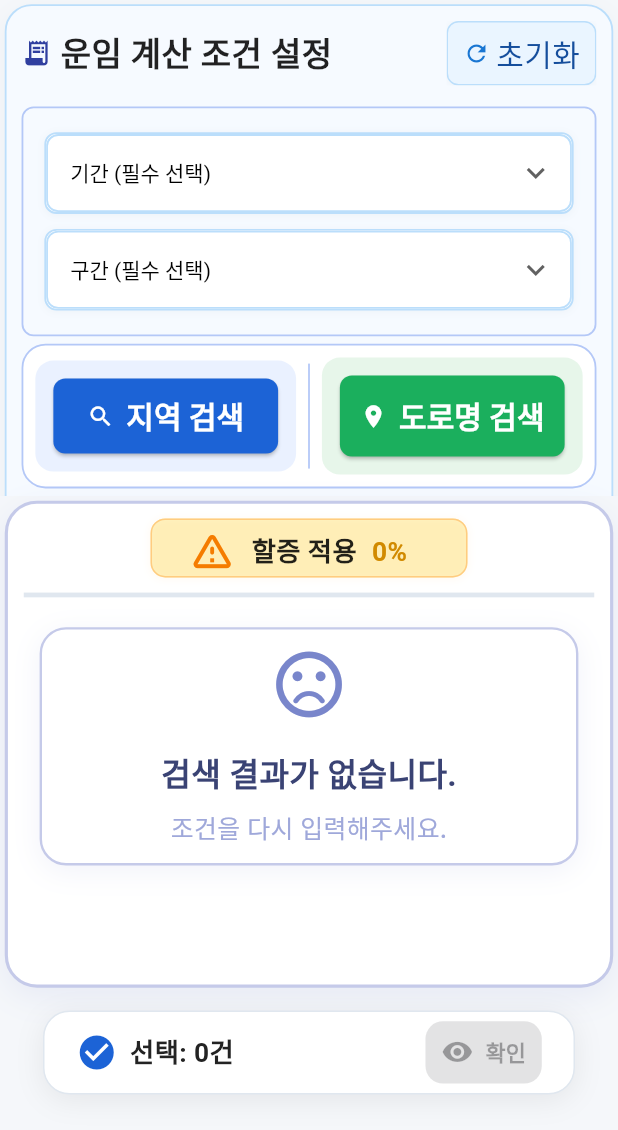
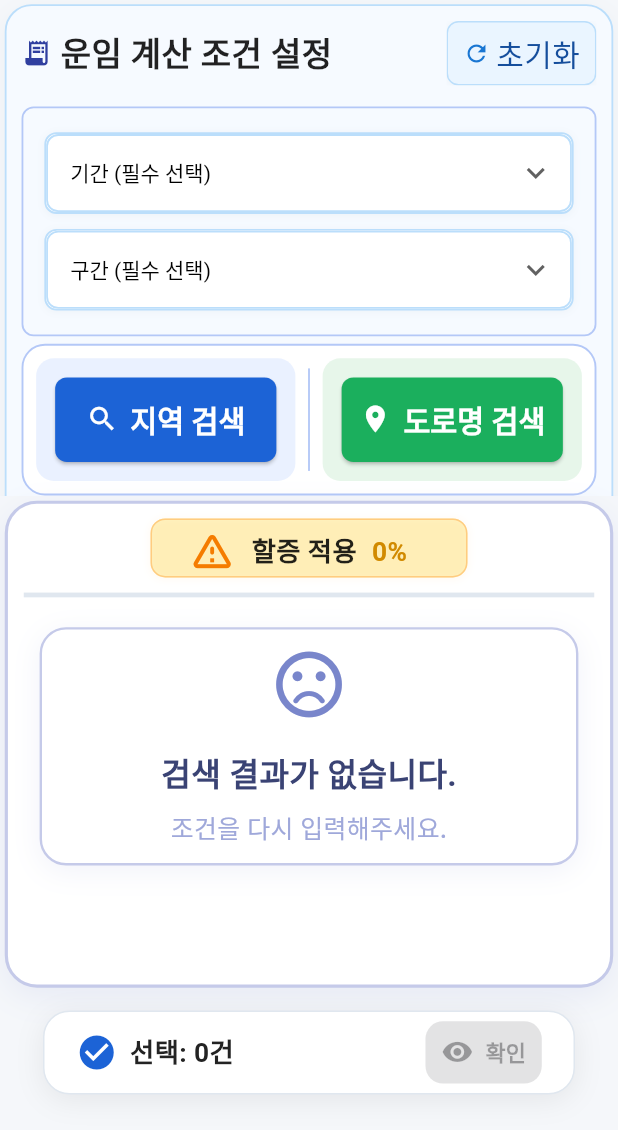
Before and after one commit to jang1231111/line-all-company, a Flutter app: the screen it shows after launch, on a phone screen of 412 x 824 dp, the part 106-1236 px from its top. Run offline on Flutter 3.47's test engine with Material 3 defaults, Android fonts, the phone set to English and light mode, and no system bars; our stand-ins replace dio, flutter_riverpod, flutter_screenutil, freezed_annotation, pretty_dio_logger.

Commit message:
🎨 SearchType, 폰트 크기 확대 및 반응형 처리

```diff
--- a/lib/features/condition/presentation/widgets/search_type_selector_row.dart
+++ b/lib/features/condition/presentation/widgets/search_type_selector_row.dart
@@ -1,5 +1,6 @@
 import 'package:flutter/material.dart';
 import 'package:flutter_riverpod/flutter_riverpod.dart';
+import 'package:flutter_screenutil/flutter_screenutil.dart';
 
 class SearchTypeSelectorRow extends ConsumerWidget {
   final VoidCallback onRegionSearch;
@@ -18,19 +19,19 @@ class SearchTypeSelectorRow extends ConsumerWidget {
         Container(
           decoration: BoxDecoration(
             color: Colors.white,
-            borderRadius: BorderRadius.circular(16),
-            border: Border.all(color: const Color(0xFFB4C8F7), width: 1.2),
+            borderRadius: BorderRadius.circular(16.r),
+            border: Border.all(color: const Color(0xFFB4C8F7), width: 1.2.w),
           ),
-          padding: const EdgeInsets.all(8),
+          padding: EdgeInsets.all(8.w),
           child: Row(
             children: [
               // 빠른 행선지 검색 카드
               Expanded(
                 child: Container(
-                  padding: const EdgeInsets.all(12),
+                  padding: EdgeInsets.all(12.w),
                   decoration: BoxDecoration(
                     color: const Color(0xFFEAF1FF),
-                    borderRadius: BorderRadius.circular(12),
+                    borderRadius: BorderRadius.circular(12.r),
                   ),
                   child: Column(
                     crossAxisAlignment: CrossAxisAlignment.start,
@@ -42,18 +43,18 @@ class SearchTypeSelectorRow extends ConsumerWidget {
                             backgroundColor: const Color(0xFF1C63D6),
                             foregroundColor: Colors.white,
                             shape: RoundedRectangleBorder(
-                              borderRadius: BorderRadius.circular(8),
+                              borderRadius: BorderRadius.circular(8.r),
                             ),
-                            padding: const EdgeInsets.symmetric(
-                              vertical: 10,
-                              horizontal: 10,
+                            padding: EdgeInsets.symmetric(
+                              vertical: 14.h,
+                              horizontal: 14.w,
                             ),
-                            minimumSize: const Size(0, 36),
+                            minimumSize: Size(0, 40.h),
                           ),
-                          icon: const Icon(Icons.search, size: 18),
-                          label: const Text(
+                          icon: Icon(Icons.search, size: 22.sp),
+                          label: Text(
                             '지역 검색',
-                            style: TextStyle(fontSize: 20),
+                            style: TextStyle(fontSize: 20.sp, fontWeight: FontWeight.bold),
                           ),
                           onPressed: onRegionSearch,
                         ),
@@ -64,18 +65,18 @@ class SearchTypeSelectorRow extends ConsumerWidget {
               ),
               // 세로 구분선
               Container(
-                width: 1.2,
-                height: 70,
-                margin: const EdgeInsets.symmetric(horizontal: 8),
+                width: 1.2.w,
+                height: 70.h,
+                margin: EdgeInsets.symmetric(horizontal: 8.w),
                 color: const Color(0xFFB4C8F7),
               ),
               // 도로명 검색 카드
               Expanded(
                 child: Container(
-                  padding: const EdgeInsets.all(12),
+                  padding: EdgeInsets.all(12.w),
                   decoration: BoxDecoration(
                     color: const Color(0xFFE7F6EA),
-                    borderRadius: BorderRadius.circular(12),
+                    borderRadius: BorderRadius.circular(12.r),
                   ),
                   child: Column(
                     crossAxisAlignment: CrossAxisAlignment.start,
@@ -87,14 +88,14 @@ class SearchTypeSelectorRow extends ConsumerWidget {
                             backgroundColor: const Color(0xFF1BAF5D),
                             foregroundColor: Colors.white,
                             shape: RoundedRectangleBorder(
-                              borderRadius: BorderRadius.circular(8),
+                              borderRadius: BorderRadius.circular(8.r),
                             ),
-                            padding: const EdgeInsets.symmetric(vertical: 12),
+                            padding: EdgeInsets.symmetric(vertical: 14.h),
                           ),
-                          icon: const Icon(Icons.location_on),
-                          label: const Text(
+                          icon: Icon(Icons.location_on, size: 22.sp),
+                          label: Text(
                             '도로명 검색',
-                            style: TextStyle(fontSize: 20),
+                            style: TextStyle(fontSize: 20.sp, fontWeight: FontWeight.bold),
                           ),
                           onPressed: onRoadNameSearch,
                         ),
```
